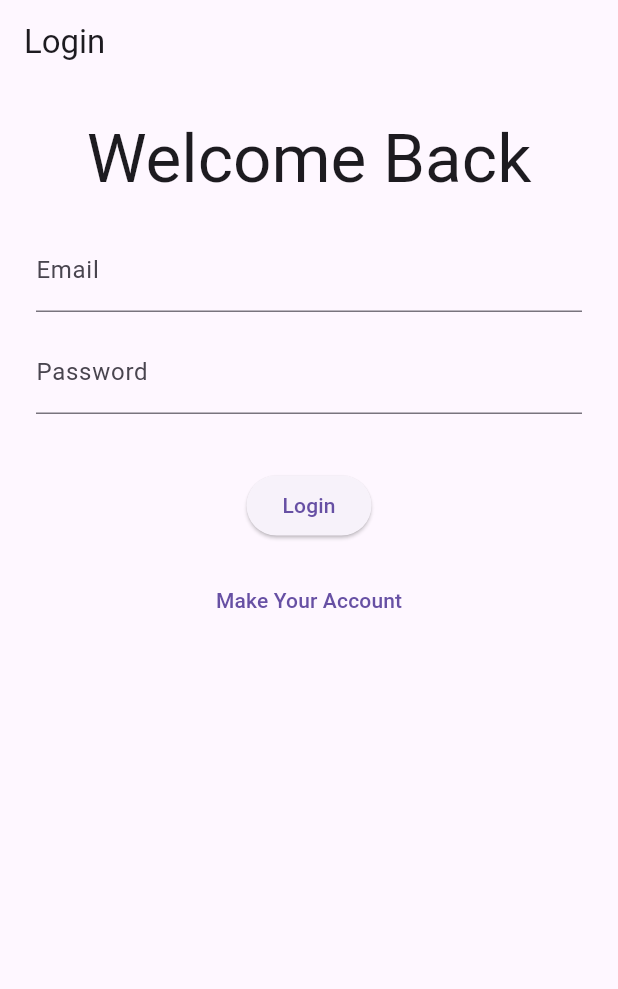
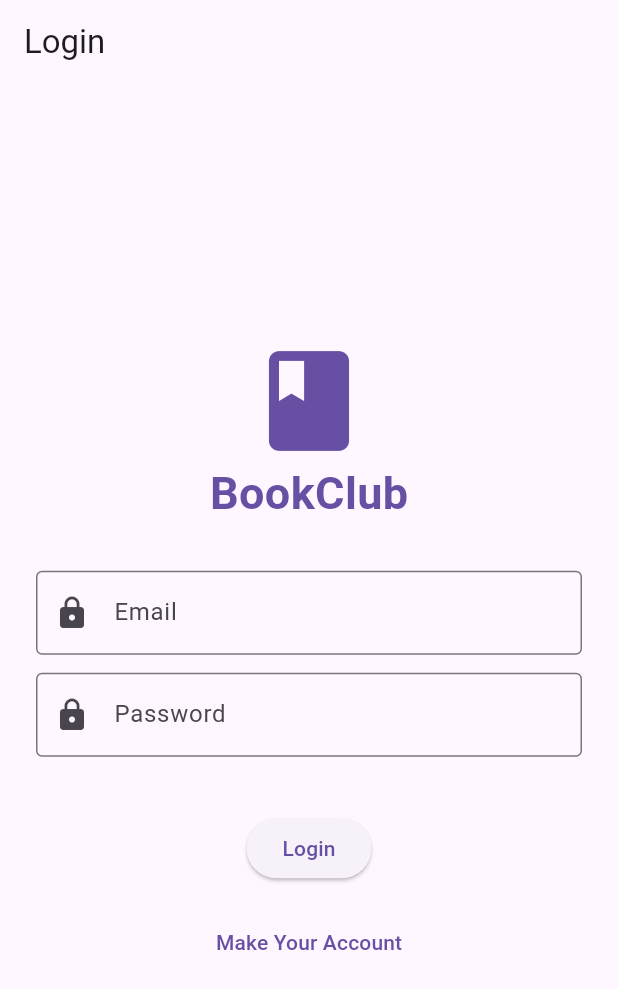
Before and after one commit to Ruhisawant/The-Book-Club, a Flutter app: the screen it shows after launch, on a phone screen of 412 x 824 dp. Shown: the top 989 px of the screen. Run offline on Flutter 3.47's test engine with Material 3 defaults, Android fonts, the light colour scheme and no system bars; our stand-ins replace cloud_firestore, firebase_auth, firebase_core, flutter_dotenv; accounts and stored records are empty.

```diff
--- a/lib/screens/login_screen.dart
+++ b/lib/screens/login_screen.dart
@@ -62,29 +62,47 @@ class LoginScreenState extends State<LoginScreen> {
   @override
   Widget build(BuildContext context) {
     return Scaffold(
-      appBar: AppBar(title: Text(loggedIn ? 'Login' : 'Create Account')),
-      body: Padding(
+      appBar: AppBar(title: Text(loggedIn ? 'Login' : 'Create a New Account')),
+      body: Center(
+        child: Padding(
           padding: const EdgeInsets.all(24.0),
           child: SingleChildScrollView(
             child: Column(
               mainAxisAlignment: MainAxisAlignment.center,
               children: [
+                Icon(
+                  Icons.book,
+                  size: 80,
+                  color: Theme.of(context).primaryColor,
+                ),
                 Text(
-                loggedIn ? 'Welcome Back' : 'Make New Account',
-                style: Theme.of(context).textTheme.displayMedium,
+                  'BookClub',
+                  style: TextStyle(
+                    fontSize: 30,
+                    fontWeight: FontWeight.bold,
+                    color: Theme.of(context).primaryColor,
                   ),
-              SizedBox(height: 20),
+                ),
+                SizedBox(height: 30),
                 if (errorMessage.isNotEmpty)
                   Text(errorMessage, style: TextStyle(color: Colors.red)),
                 TextField(
                   controller: emailControl,
-                decoration: InputDecoration(labelText: 'Email'),
+                  decoration: InputDecoration(
+                    labelText: 'Email',
+                    border: OutlineInputBorder(),
+                    prefixIcon: Icon(Icons.lock),
+                  ),
                   keyboardType: TextInputType.emailAddress,
                 ),
                 SizedBox(height: 12),
                 TextField(
                   controller: passwordControl,
-                decoration: InputDecoration(labelText: 'Password'),
+                  decoration: InputDecoration(
+                    labelText: 'Password',
+                    border: OutlineInputBorder(),
+                    prefixIcon: Icon(Icons.lock),
+                  ),
                   obscureText: true,
                 ),
                 SizedBox(height: 12),
@@ -138,6 +156,7 @@ class LoginScreenState extends State<LoginScreen> {
             ),
           ),
         ),
+      ),
     );
   }
 }
```
Also changed, not shown: 1 other file. Lines whose indentation alone changed are shown as unchanged.
